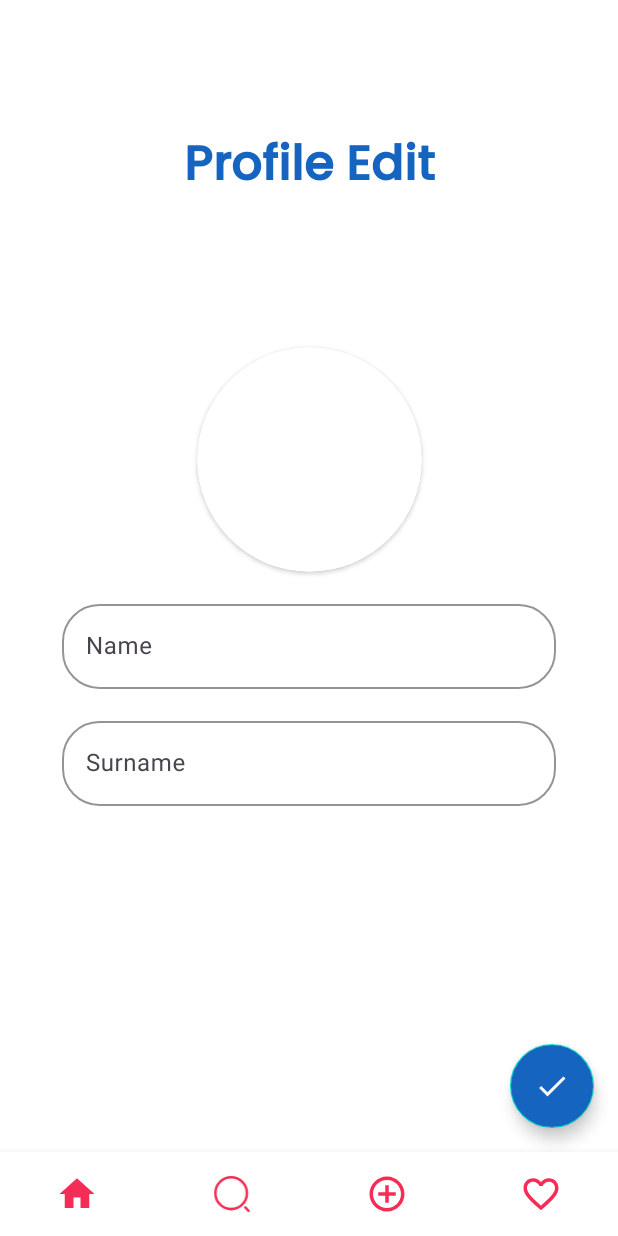
After one commit to Emircan-Kirez/Yummy, an Android app: the fragment UserEditFragment placed in its activity, on a phone screen of 412 x 824 dp. The commit adds this screen. Run offline under Robolectric (Android 15) with nearby library versions, the light colour scheme and no system bars; our stand-ins replace Dagger/Hilt's generated code, navigation-ui; pictures from the network do not load; 2 statements that could not run were skipped.

Commit message:
add user edit screen and save user information successfully

```diff
--- a/app/build.gradle.kts
+++ b/app/build.gradle.kts
@@ -5,6 +5,7 @@
     id("com.google.dagger.hilt.android")
     id("com.google.gms.google-services")
     id("androidx.navigation.safeargs.kotlin")
+    id("kotlin-parcelize")
 }
 
 android {
@@ -66,6 +67,7 @@
     implementation("com.google.firebase:firebase-analytics-ktx")
     implementation("com.google.firebase:firebase-auth-ktx:22.1.0")
     implementation("com.google.firebase:firebase-firestore-ktx:24.7.0")
+    implementation("com.google.firebase:firebase-storage-ktx:20.2.1")
 
     // retrofit
     implementation("com.squareup.retrofit2:retrofit:2.9.0")
--- a/app/src/main/AndroidManifest.xml
+++ b/app/src/main/AndroidManifest.xml
@@ -3,6 +3,8 @@
     xmlns:tools="http://schemas.android.com/tools">
 
     <uses-permission android:name="android.permission.INTERNET" />
+    <uses-permission android:name="android.permission.READ_MEDIA_IMAGES" />
+    <uses-permission android:name="android.permission.READ_EXTERNAL_STORAGE" />
 
     <application
         android:name=".YummyApp"
--- a/app/src/main/java/com/emircankirez/yummy/common/Constants.kt
+++ b/app/src/main/java/com/emircankirez/yummy/common/Constants.kt
@@ -6,6 +6,10 @@
 
     const val DEFAULT_PROFILE_PHOTO_URL = "https://firebasestorage.googleapis.com/v0/b/yummy-af1af.appspot.com/o/app_logo.png?alt=media&token=88b83ae6-4af4-48aa-a2b2-abaf36528f0a"
 
+    const val MEAL_DATABASE_NAME = "meal_database_name"
+
     // collections
     const val USERS = "users"
+
+    const val PROFILE_PHOTOS = "profile_photos"
 }
--- a/app/src/main/java/com/emircankirez/yummy/domain/repository/FirebaseRepository.kt
+++ b/app/src/main/java/com/emircankirez/yummy/domain/repository/FirebaseRepository.kt
@@ -1,9 +1,12 @@
 package com.emircankirez.yummy.domain.repository
 
+import android.net.Uri
 import com.emircankirez.yummy.common.Resource
 import com.emircankirez.yummy.domain.model.User
 import kotlinx.coroutines.flow.Flow
 
 interface FirebaseRepository {
     suspend fun getUserInformation(uid: String) : Flow<Resource<User>>
+
+    suspend fun saveUserInformation(uri: Uri?, user: User) : Flow<Resource<Unit>>
 }
--- /dev/null
+++ b/app/src/main/java/com/emircankirez/yummy/ui/presentation/userEdit/UserEditFragment.kt
@@ -0,0 +1,212 @@
+package com.emircankirez.yummy.ui.presentation.userEdit
+
+import android.Manifest
+import android.content.pm.PackageManager
+import android.net.Uri
+import android.os.Build
+import android.os.Bundle
+import androidx.fragment.app.Fragment
+import android.view.LayoutInflater
+import android.view.View
+import android.view.ViewGroup
+import android.widget.Toast
+import androidx.activity.result.ActivityResultLauncher
+import androidx.activity.result.contract.ActivityResultContracts
+import androidx.core.app.ActivityCompat
+import androidx.core.content.ContextCompat
+import androidx.fragment.app.viewModels
+import androidx.lifecycle.Lifecycle
+import androidx.lifecycle.lifecycleScope
+import androidx.lifecycle.repeatOnLifecycle
+import androidx.navigation.fragment.findNavController
+import com.bumptech.glide.Glide
+import com.emircankirez.yummy.R
+import com.emircankirez.yummy.common.Resource
+import com.emircankirez.yummy.data.provider.ResourceProvider
+import com.emircankirez.yummy.databinding.FragmentUserEditBinding
+import com.emircankirez.yummy.domain.model.User
+import com.emircankirez.yummy.ui.presentation.dialog.ErrorDialog
+import com.emircankirez.yummy.ui.presentation.dialog.InfoDialog
+import com.emircankirez.yummy.ui.presentation.dialog.LoadingDialog
+import com.emircankirez.yummy.ui.presentation.dialog.SuccessDialog
+import com.google.android.material.snackbar.Snackbar
+import dagger.hilt.android.AndroidEntryPoint
+import kotlinx.coroutines.launch
+import javax.inject.Inject
+
+@AndroidEntryPoint
+class UserEditFragment : Fragment() {
+    private var _binding : FragmentUserEditBinding? = null
+    private val binding get() = _binding!!
+    private val viewModel : UserEditViewModel by viewModels()
+    private lateinit var permissionLauncher: ActivityResultLauncher<String>
+    private lateinit var galleryLauncher: ActivityResultLauncher<String>
+    private var selectedUri : Uri? = null
+    private lateinit var user: User
+
+    // dialogs
+    private var errorDialog: ErrorDialog? = null
+    private var loadingDialog: LoadingDialog? = null
+    private var successDialog: SuccessDialog? = null
+    private var infoDialog: InfoDialog? = null
+
+    @Inject
+    lateinit var resourceProvider: ResourceProvider
+
+    override fun onCreateView(
+        inflater: LayoutInflater,
+        container: ViewGroup?,
+        savedInstanceState: Bundle?
+    ): View {
+        // Inflate the layout for this fragment
+        _binding = FragmentUserEditBinding.inflate(inflater, container, false)
+        return binding.root
+    }
+
+    override fun onDestroyView() {
+        super.onDestroyView()
+        errorDialog = null
+        loadingDialog = null
+        successDialog = null
+        infoDialog = null
+        _binding = null
+    }
+
+    override fun onViewCreated(view: View, savedInstanceState: Bundle?) {
+        super.onViewCreated(view, savedInstanceState)
+        user = UserEditFragmentArgs.fromBundle(requireArguments()).user
+
+        registerLaunchers()
+        updateUI(user)
+        listen()
+        observe()
+    }
+
+    private fun registerLaunchers(){
+        galleryLauncher = registerForActivityResult(ActivityResultContracts.GetContent()){ uri ->
+            selectedUri = uri
+            binding.ivProfilePhoto.setImageURI(selectedUri)
+        }
+
+        permissionLauncher = registerForActivityResult(ActivityResultContracts.RequestPermission()) { isGranted ->
+            if(isGranted){
+                galleryLauncher.launch("image/*")
+            }else{
+                showInfoDialog(resourceProvider.getString(R.string.permission_denied))
+            }
+        }
+    }
+
+    private fun updateUI(user: User){
+        binding.apply {
+            Glide.with(root).load(user.photoUrl).into(ivProfilePhoto)
+            etName.setText(user.name)
+            etSurname.setText(user.surname)
+        }
+    }
+
+    private fun listen(){
+        binding.fabSave.setOnClickListener {
+            user.name = binding.etName.text.toString()
+            user.surname = binding.etSurname.text.toString()
+            viewModel.saveUserInformation(selectedUri, user)
+        }
+
+        binding.ivProfilePhoto.setOnClickListener {
+            openGallery()
+        }
+    }
+
+    private fun observe(){
+        lifecycleScope.launch {
+            repeatOnLifecycle(Lifecycle.State.RESUMED){
+                viewModel.saveUserInformationResponse.collect{
+                    when(it){
+                        Resource.Empty -> {}
+                        is Resource.Error -> {
+                            hideLoadingDialog()
+                            showErrorDialog(it.message){
+                                findNavController().navigate(UserEditFragmentDirections.actionUserEditFragmentToFavoriteFragment())
+                            }
+                        }
+                        Resource.Loading -> {
+                            showLoadingDialog()
+                        }
+                        is Resource.Success -> {
+                            hideLoadingDialog()
+                            showSuccessDialog(resourceProvider.getString(R.string.profile_information_updated_successfully)){
+                                findNavController().navigate(UserEditFragmentDirections.actionUserEditFragmentToFavoriteFragment())
+                            }
+                        }
+                    }
+                }
+            }
+        }
+    }
+
+    private fun openGallery(){
+        // equal and above TIRAMISU version
+        if(Build.VERSION.SDK_INT >= Build.VERSION_CODES.TIRAMISU){
+            if(ContextCompat.checkSelfPermission(requireContext(), Manifest.permission.READ_MEDIA_IMAGES) != PackageManager.PERMISSION_GRANTED){
+                if(ActivityCompat.shouldShowRequestPermissionRationale(requireActivity(), Manifest.permission.READ_MEDIA_IMAGES)){
+                    Snackbar.make(requireView(), "Resim almak için izin lazım", Snackbar.LENGTH_INDEFINITE).setAction("İzin ver"){
+                        permissionLauncher.launch(Manifest.permission.READ_MEDIA_IMAGES)
+                    }.show()
+                }else{
+                    permissionLauncher.launch(Manifest.permission.READ_MEDIA_IMAGES)
+                }
+            }else{
+                // permission granted
+                galleryLauncher.launch("image/*")
+            }
+        }else{
+            // under TIRAMISU version
+            if(ContextCompat.checkSelfPermission(requireContext(), Manifest.permission.READ_EXTERNAL_STORAGE) != PackageManager.PERMISSION_GRANTED){
+                if(ActivityCompat.shouldShowRequestPermissionRationale(requireActivity(), Manifest.permission.READ_EXTERNAL_STORAGE)){
+                    Snackbar.make(requireView(), "Resim almak için izin lazım", Snackbar.LENGTH_INDEFINITE).setAction("İzin ver"){
+                        permissionLauncher.launch(Manifest.permission.READ_EXTERNAL_STORAGE)
+                    }.show()
+                }else{
+                    permissionLauncher.launch(Manifest.permission.READ_EXTERNAL_STORAGE)
+                }
+            }else{
+                // permission granted
+                galleryLauncher.launch("image/*")
+            }
+        }
+    }
+
+    private fun showErrorDialog(desc: String, callBack: () -> Unit = {}){
+        if(errorDialog == null)
+            errorDialog = ErrorDialog(requireContext())
+
+        errorDialog?.show(desc, callBack)
+    }
+
+    private fun showLoadingDialog() {
+        if (loadingDialog == null)
+            loadingDialog = LoadingDialog(requireContext())
+        loadingDialog?.show()
+    }
+
+    private fun hideLoadingDialog(callBack: () -> Unit = {}) {
+        if (loadingDialog != null) {
+            loadingDialog?.dismiss()
+        }
+        callBack.invoke()
+    }
+
+    private fun showSuccessDialog(desc: String, callBack: () -> Unit = {}){
+        if(successDialog == null)
+            successDialog = SuccessDialog(requireContext())
+
+        successDialog?.show(desc, callBack)
+    }
+
+    private fun showInfoDialog(desc: String, callBack: () -> Unit = {}){
+        if(infoDialog == null)
+            infoDialog = InfoDialog(requireContext())
+
+        infoDialog?.show(desc, callBack)
+    }
+}
--- /dev/null
+++ b/app/src/main/java/com/emircankirez/yummy/ui/presentation/userEdit/UserEditViewModel.kt
@@ -0,0 +1,46 @@
+package com.emircankirez.yummy.ui.presentation.userEdit
+
+import android.net.Uri
+import androidx.lifecycle.ViewModel
+import androidx.lifecycle.viewModelScope
+import com.emircankirez.yummy.R
+import com.emircankirez.yummy.common.Resource
+import com.emircankirez.yummy.data.provider.ResourceProvider
+import com.emircankirez.yummy.domain.model.User
+import com.emircankirez.yummy.domain.repository.FirebaseRepository
+import dagger.hilt.android.lifecycle.HiltViewModel
+import kotlinx.coroutines.flow.MutableStateFlow
+import kotlinx.coroutines.flow.StateFlow
+import kotlinx.coroutines.launch
+import javax.inject.Inject
+
+@HiltViewModel
+class UserEditViewModel @Inject constructor(
+    private val firebaseRepository: FirebaseRepository,
+    private val resourceProvider: ResourceProvider
+): ViewModel() {
+
+    private var _saveUserInformationResponse = MutableStateFlow<Resource<Unit>>(Resource.Empty)
+    val saveUserInformationResponse : StateFlow<Resource<Unit>> = _saveUserInformationResponse
+
+    fun saveUserInformation(uri: Uri?, user: User) = viewModelScope.launch {
+        if(user.name.isNullOrBlank() || user.surname.isNullOrBlank()){
+            _saveUserInformationResponse.value = Resource.Error(resourceProvider.getString(R.string.empyt_name_or_surname_field))
+        }else{
+            firebaseRepository.saveUserInformation(uri, user).collect{ result ->
+                when(result){
+                    Resource.Empty -> {}
+                    is Resource.Error -> {
+                        _saveUserInformationResponse.value = Resource.Error(result.message)
+                    }
+                    Resource.Loading -> {
+                        _saveUserInformationResponse.value = Resource.Loading
+                    }
+                    is Resource.Success -> {
+                        _saveUserInformationResponse.value = Resource.Success(result.data)
+                    }
+                }
+            }
+        }
+    }
+}
--- /dev/null
+++ b/app/src/main/res/drawable/ic_check.xml
@@ -0,0 +1,5 @@
+<vector android:height="24dp" android:tint="#FFFFFF"
+    android:viewportHeight="24" android:viewportWidth="24"
+    android:width="24dp" xmlns:android="http://schemas.android.com/apk/res/android">
+    <path android:fillColor="@android:color/white" android:pathData="M9,16.17L4.83,12l-1.42,1.41L9,19 21,7l-1.41,-1.41z"/>
+</vector>
--- /dev/null
+++ b/app/src/main/res/layout/fragment_user_edit.xml
@@ -0,0 +1,121 @@
+<?xml version="1.0" encoding="utf-8"?>
+<androidx.constraintlayout.widget.ConstraintLayout xmlns:android="http://schemas.android.com/apk/res/android"
+    xmlns:app="http://schemas.android.com/apk/res-auto"
+    xmlns:tools="http://schemas.android.com/tools"
+    android:layout_width="match_parent"
+    android:layout_height="match_parent"
+    tools:context=".ui.presentation.userEdit.UserEditFragment">
+
+    <androidx.constraintlayout.widget.Guideline
+        android:id="@+id/v_guideline_0.1"
+        android:layout_width="wrap_content"
+        android:layout_height="wrap_content"
+        android:orientation="vertical"
+        app:layout_constraintGuide_percent="0.1" />
+
+    <androidx.constraintlayout.widget.Guideline
+        android:id="@+id/v_guideline_0.9"
+        android:layout_width="wrap_content"
+        android:layout_height="wrap_content"
+        android:orientation="vertical"
+        app:layout_constraintGuide_percent="0.9" />
+
+    <TextView
+        android:id="@+id/tv_profile_edit"
+        android:layout_width="wrap_content"
+        android:layout_height="wrap_content"
+        android:text="@string/profile_edit"
+        android:textColor="@color/header"
+        android:textSize="@dimen/header"
+        android:textStyle="bold"
+        app:layout_constraintBottom_toTopOf="@+id/cv_profile_photo"
+        app:layout_constraintEnd_toStartOf="@+id/v_guideline_0.9"
+        app:layout_constraintStart_toStartOf="@+id/v_guideline_0.1"
+        app:layout_constraintTop_toTopOf="parent"
+        app:layout_constraintVertical_bias="0.481" />
+
+    <androidx.cardview.widget.CardView
+        android:id="@+id/cv_profile_photo"
+        android:layout_width="@dimen/user_edit_profile_photo_width"
+        android:layout_height="@dimen/user_edit_profile_photo_width"
+        app:cardCornerRadius="@dimen/user_edit_profile_photo_radius"
+        app:layout_constraintBottom_toTopOf="@+id/til_name"
+        app:layout_constraintEnd_toEndOf="parent"
+        app:layout_constraintHorizontal_bias="0.5"
+        app:layout_constraintStart_toStartOf="parent"
+        app:layout_constraintTop_toTopOf="parent"
+        app:layout_constraintVertical_chainStyle="packed">
+
+        <ImageView
+            android:id="@+id/iv_profile_photo"
+            android:layout_width="match_parent"
+            android:layout_height="match_parent"
+            android:scaleType="centerCrop"
+            tools:srcCompat="@tools:sample/avatars" />
+
+    </androidx.cardview.widget.CardView>
+
+    <com.google.android.material.textfield.TextInputLayout
+        android:id="@+id/til_name"
+        android:layout_width="@dimen/dp_0"
+        android:layout_height="wrap_content"
+        android:layout_marginTop="@dimen/dp_16"
+        app:boxCornerRadiusBottomEnd="@dimen/cornerRadius"
+        app:boxCornerRadiusBottomStart="@dimen/cornerRadius"
+        app:boxCornerRadiusTopEnd="@dimen/cornerRadius"
+        app:boxCornerRadiusTopStart="@dimen/cornerRadius"
+        app:boxStrokeColor="@color/primaryColor"
+        app:hintTextColor="@color/primaryColor"
+        app:layout_constraintBottom_toTopOf="@+id/til_surname"
+        app:layout_constraintEnd_toStartOf="@+id/v_guideline_0.9"
+        app:layout_constraintHorizontal_bias="0.5"
+        app:layout_constraintStart_toStartOf="@+id/v_guideline_0.1"
+        app:layout_constraintTop_toBottomOf="@+id/cv_profile_photo">
+
+        <com.google.android.material.textfield.TextInputEditText
+            android:id="@+id/et_name"
+            android:layout_width="match_parent"
+            android:layout_height="wrap_content"
+            android:hint="@string/name"
+            android:inputType="text" />
+    </com.google.android.material.textfield.TextInputLayout>
+
+    <com.google.android.material.textfield.TextInputLayout
+        android:id="@+id/til_surname"
+        android:layout_width="@dimen/dp_0"
+        android:layout_height="wrap_content"
+        android:layout_marginTop="@dimen/dp_16"
+        app:boxCornerRadiusBottomEnd="@dimen/cornerRadius"
+        app:boxCornerRadiusBottomStart="@dimen/cornerRadius"
+        app:boxCornerRadiusTopEnd="@dimen/cornerRadius"
+        app:boxCornerRadiusTopStart="@dimen/cornerRadius"
+        app:boxStrokeColor="@color/primaryColor"
+        app:hintTextColor="@color/primaryColor"
+        app:layout_constraintBottom_toBottomOf="parent"
+        app:layout_constraintEnd_toStartOf="@+id/v_guideline_0.9"
+        app:layout_constraintHorizontal_bias="0.5"
+        app:layout_constraintStart_toStartOf="@+id/v_guideline_0.1"
+        app:layout_constraintTop_toBottomOf="@+id/til_name">
+
+        <com.google.android.material.textfield.TextInputEditText
+            android:id="@+id/et_surname"
+            android:layout_width="match_parent"
+            android:layout_height="wrap_content"
+            android:hint="@string/surname"
+            android:inputType="text" />
+    </com.google.android.material.textfield.TextInputLayout>
+
+    <com.google.android.material.floatingactionbutton.FloatingActionButton
+        android:id="@+id/fab_save"
+        android:layout_width="wrap_content"
+        android:layout_height="wrap_content"
+        android:layout_marginEnd="@dimen/dp_16"
+        android:layout_marginBottom="@dimen/dp_16"
+        android:backgroundTint="@color/primaryColor"
+        android:theme="@style/CustomFabStyle"
+        app:layout_constraintBottom_toBottomOf="parent"
+        app:layout_constraintEnd_toEndOf="parent"
+        app:srcCompat="@drawable/ic_check"
+        app:tint="@color/white" />
+
+</androidx.constraintlayout.widget.ConstraintLayout>
--- a/app/src/main/res/navigation/main_nav_graph.xml
+++ b/app/src/main/res/navigation/main_nav_graph.xml
@@ -21,7 +21,11 @@
         android:id="@+id/favoriteFragment"
         android:name="com.emircankirez.yummy.ui.presentation.favorite.FavoriteFragment"
         android:label="fragment_favorite"
-        tools:layout="@layout/fragment_favorite" />
+        tools:layout="@layout/fragment_favorite" >
+        <action
+            android:id="@+id/action_favoriteFragment_to_userEditFragment"
+            app:destination="@id/userEditFragment" />
+    </fragment>
     <fragment
         android:id="@+id/searchFragment"
         android:name="com.emircankirez.yummy.ui.presentation.search.SearchFragment"
@@ -57,4 +61,18 @@
             android:name="mealId"
             app:argType="string" />
     </fragment>
+    <fragment
+        android:id="@+id/userEditFragment"
+        android:name="com.emircankirez.yummy.ui.presentation.userEdit.UserEditFragment"
+        android:label="fragment_user_edit"
+        tools:layout="@layout/fragment_user_edit" >
+        <argument
+            android:name="user"
+            app:argType="com.emircankirez.yummy.domain.model.User" />
+        <action
+            android:id="@+id/action_userEditFragment_to_favoriteFragment"
+            app:destination="@id/favoriteFragment"
+            app:popUpTo="@id/favoriteFragment"
+            app:popUpToInclusive="true" />
+    </fragment>
 </navigation>
--- a/app/src/main/res/values/dimens.xml
+++ b/app/src/main/res/values/dimens.xml
@@ -53,4 +53,7 @@
     <dimen name="dialog_button_size">@dimen/sp_16</dimen>
     <dimen name="dialog_desc_size">@dimen/sp_16</dimen>
 
+    <!-- User Edit Fragment -->
+    <dimen name="user_edit_profile_photo_width">150dp</dimen>
+    <dimen name="user_edit_profile_photo_radius">75dp</dimen>
 </resources>
--- a/app/src/main/res/values/strings.xml
+++ b/app/src/main/res/values/strings.xml
@@ -8,6 +8,8 @@
     <string name="empty_email_or_password_field">Please fill email and password field.</string>
     <string name="fill_every_field">Please fill every field.</string>
     <string name="not_found_user_uid">User UID not found</string>
+    <string name="empyt_name_or_surname_field">Please fill name and surname field.</string>
+    <string name="permission_denied">Permission denied.</string>
 
     <!-- Error Messages -->
     <string name="unknown_error_for_firebase_register">Unknown Error For Firebase Register</string>
@@ -19,6 +21,10 @@
     <string name="unknown_error_for_getting_category_meals">Unknown Error For Getting Category Meals</string>
     <string name="unknown_error_for_getting_meal_by_id">Unknown Error For Getting Meal By Id</string>
     <string name="unknown_error_for_getting_meals_by_name">Unknown Error For Getting Meals By Name</string>
+    <string name="unknown_error_for_saving_user_information">Unknown Error For Saving User Information</string>
+
+    <!-- Information Messages -->
+    <string name="profile_information_updated_successfully">Profile information has been successfully updated.</string>
 
     <!-- Bottom Navigation View -->
     <string name="home">Home</string>
@@ -63,4 +69,7 @@
     <!-- Custom Dialog -->
     <string name="okay">Okay</string>
     <string name="loading">Loading…</string>
+
+    <!-- User Edit Fragment -->
+    <string name="profile_edit">Profile Edit</string>
 </resources>
--- a/app/src/main/res/values/themes.xml
+++ b/app/src/main/res/values/themes.xml
@@ -15,4 +15,6 @@
     <style name="CustomTextViewStyle" parent="android:Widget.TextView">
         <item name="android:fontFamily">@font/cool_font</item>
     </style>
+
+    <style name="CustomFabStyle" parent="Theme.MaterialComponents.DayNight.NoActionBar" />
 </resources>
```
Also changed, not shown: app/src/main/java/com/emircankirez/yummy/data/repository/FirebaseRepositoryImpl.kt (+40 -0 lines), app/src/main/java/com/emircankirez/yummy/domain/model/User.kt (+7 -4 lines), app/src/main/java/com/emircankirez/yummy/ui/presentation/favorite/FavoriteFragment.kt (+6 -1 lines), 1 other file.
